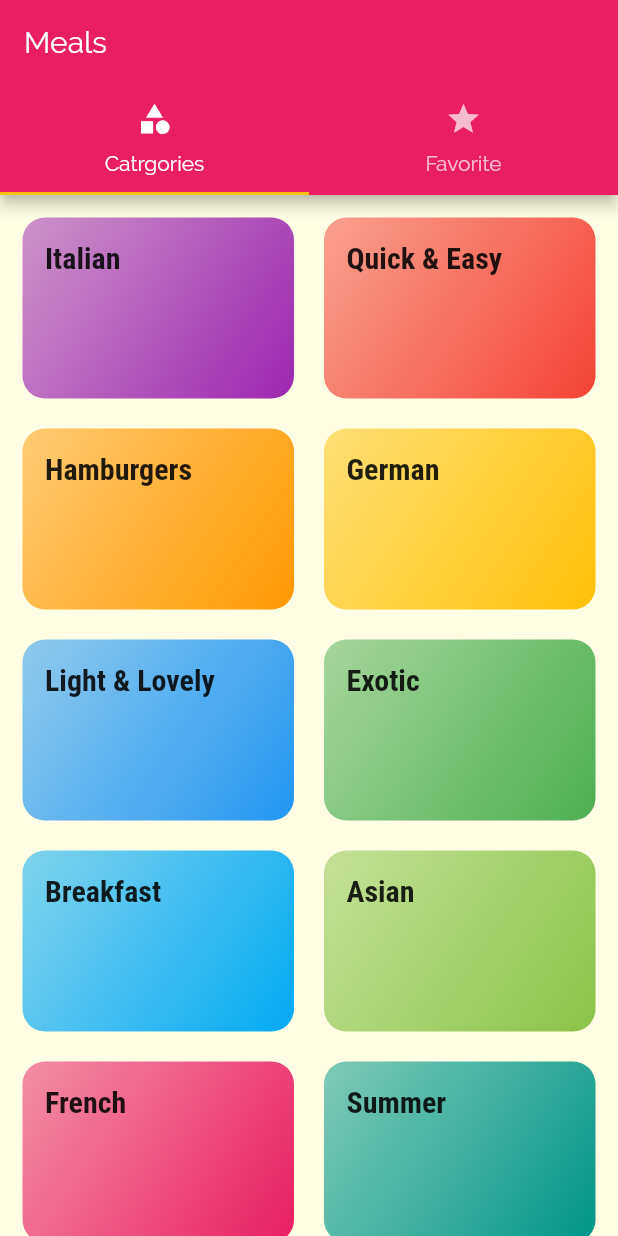
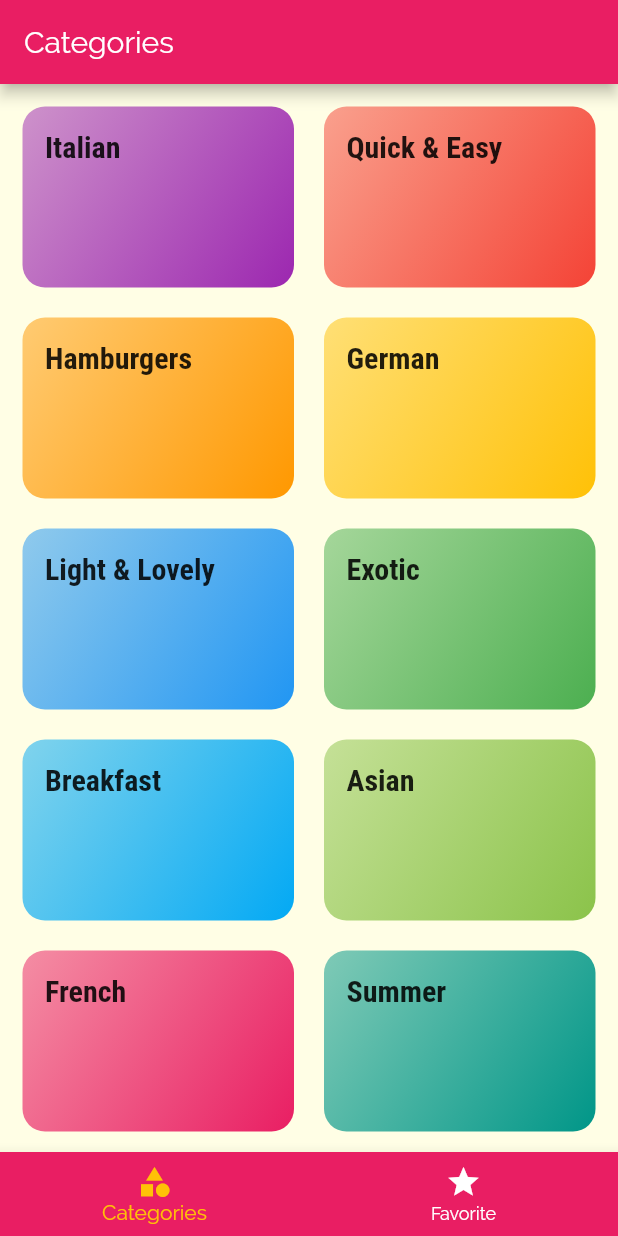
Before and after one commit to AqeelAaqi/daily_meal, a Flutter app: the screen it shows after launch, on a phone screen of 412 x 824 dp. Run offline on Flutter 3.47's test engine with Material 2 defaults, Android fonts, the phone set to English and light mode, and no system bars.

Commit message:
Adding BottamBar

```diff
--- a/lib/screens/tabs_screen.dart
+++ b/lib/screens/tabs_screen.dart
@@ -9,38 +9,52 @@ class TabsScreen extends StatefulWidget {
 }
 
 class _TabsScreen extends State<TabsScreen> {
+  final List<Map<String, dynamic>> _pages = [
+    {
+      'page': CategoriesScreen(),
+      'title': 'Categories',
+    },
+    {
+      'page': FavoritesScreen(),
+      'title': 'Your Favorite',
+    },
+  ];
+
+  int _selectedPageIndex = 0;
+
+  void _selectPage(int index) {
+    setState(() {
+      _selectedPageIndex = index;
+    });
+  }
+
   @override
   Widget build(BuildContext context) {
     // TODO: implement build
-    return DefaultTabController(
-      length: 2,
-      // initialIndex: 0,
-      child: Scaffold(
-        appBar: AppBar(
-          title: Text('Meals'),
-          bottom: TabBar(
-            tabs: <Widget>[
-              Tab(
-                icon: Icon(
-                  Icons.category,
-                ),
-                text: 'Catrgories',
-              ),
-              Tab(
-                icon: Icon(
-                  Icons.star,
-                ),
-                text: 'Favorite',
-              ),
-            ],
+    return Scaffold(
+      appBar: AppBar(
+        title: Text(_pages[_selectedPageIndex]['title']),
+      ),
+      body: _pages[_selectedPageIndex]['page'],
+      bottomNavigationBar: BottomNavigationBar(
+        onTap: _selectPage,
+        backgroundColor: Theme.of(context).primaryColor,
+        unselectedItemColor: Colors.white,
+        selectedItemColor: Theme.of(context).accentColor,
+        currentIndex: _selectedPageIndex,
+        type: BottomNavigationBarType.fixed,
+        items: [
+          BottomNavigationBarItem(
+            backgroundColor: Theme.of(context).primaryColor,
+            icon: Icon(Icons.category),
+            title: Text('Categories'),
           ),
-        ),
-        body: TabBarView(
-          children: <Widget>[
-            CategoriesScreen(),
-            FavoritesScreen(),
-          ],
-        ),
+          BottomNavigationBarItem(
+            backgroundColor: Theme.of(context).primaryColor,
+            icon: Icon(Icons.star),
+            title: Text('Favorite'),
+          ),
+        ],
       ),
     );
   }
```
